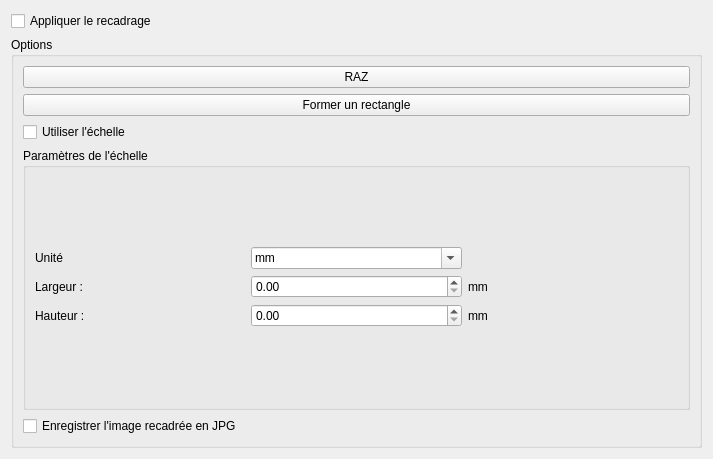
Before: the Qt Designer form cropform.ui in AugusteBonnin/CRACKS, drawn with Qt 5.
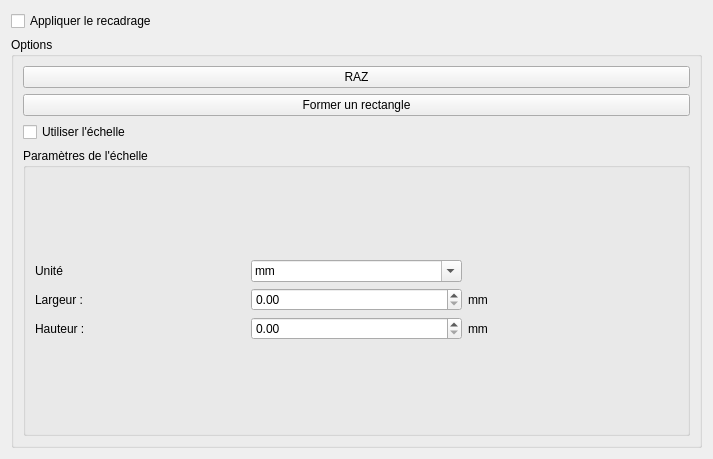
After: the same form once the commit is applied.

The edit to the form file:
```diff
--- a/cropform.ui
+++ b/cropform.ui
@@ -145,13 +145,6 @@
         </item>
        </layout>
       </item>
-      <item>
-       <widget class="QCheckBox" name="checkBox">
-        <property name="text">
-         <string>Enregistrer l'image recadrée en JPG</string>
-        </property>
-       </widget>
-      </item>
      </layout>
     </widget>
    </item>
```
